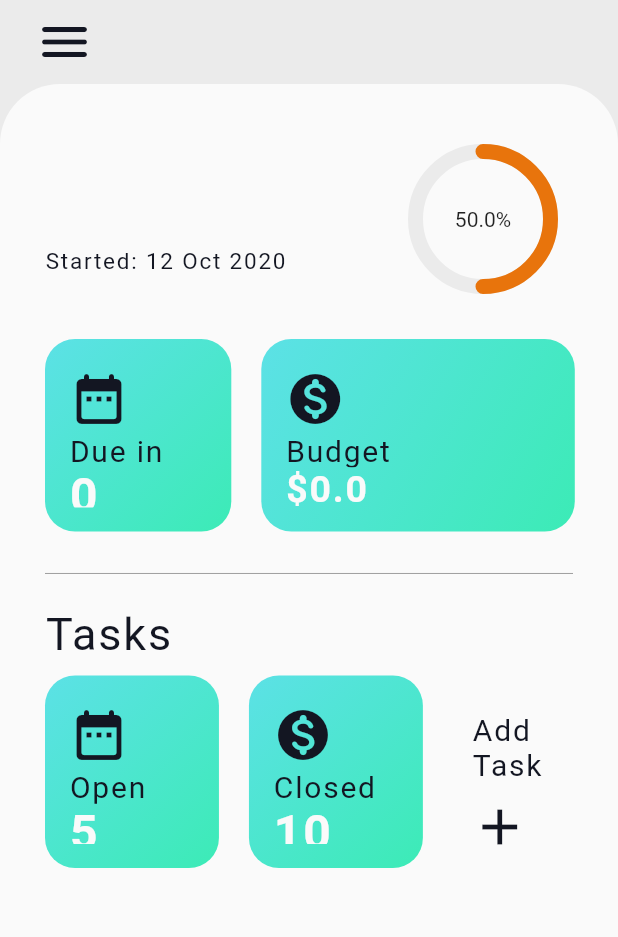
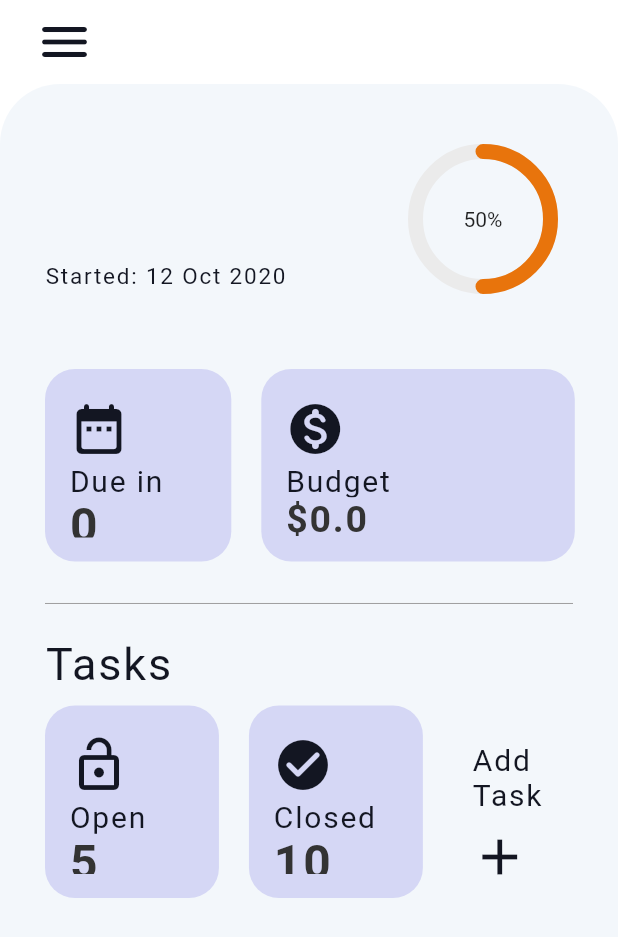
Before and after one commit to theflutterfiles/ORDR, a Flutter app: the ProjectDetailView screen opened directly with empty values, on a phone screen of 412 x 824 dp. Shown: the top 937 px of the screen. Run offline on Flutter 3.47's test engine with Material 2 defaults, Android fonts, the phone set to English and light mode, and no system bars; drawn by our look-alikes of percent_indicator; our stand-ins replace calendar_timeline, cloud_firestore, email_validator, firebase_auth, flutter_spinkit, google_fonts and 1 more; accounts and stored records are empty; Roboto replaces fonts that are missing (WorkSans).

Commit message:
Task list finished + styling

```diff
--- a/lib/screens/individual_project_views/ProjectView.dart
+++ b/lib/screens/individual_project_views/ProjectView.dart
@@ -59,10 +59,10 @@ class _ProjectDetailViewState extends State<ProjectDetailView> {
 
     return Scaffold(
       key: scaffoldState,
-      backgroundColor: Color(0xFFEbEBEB),
+      backgroundColor: Colors.white,
       appBar: AppBar(
         automaticallyImplyLeading: false,
-        backgroundColor: Color(0xFFEbEBEB),
+        backgroundColor: Colors.white,
         leading: Padding(
           padding: EdgeInsets.symmetric(horizontal: 15),
           child: Builder(
@@ -105,6 +105,7 @@ class _ProjectDetailViewState extends State<ProjectDetailView> {
                                   text: " " + widget.project.projectName + "\n",
                                   style: GoogleFonts.poppins(
                                     textStyle: AppThemes.display1,
+                                    color: AppThemeColours.Purple,
                                   ),
                                 ),
                                 TextSpan(
@@ -116,11 +117,14 @@ class _ProjectDetailViewState extends State<ProjectDetailView> {
                             ),
                           ),
                           Container(
-                            margin: EdgeInsets.only(left: 10, top: 20, bottom: 20),
-
+                            margin:
+                                EdgeInsets.only(left: 10, top: 20, bottom: 20),
                             child: ProgressBarCard(
                               completionPercentage: 50.0,
-
+                              lineWidth: 10,
+                              radius: 100,
+                              text: "50%",
+                              colour: AppThemeColours.OrangeColour,
                             ),
                           ),
                         ],
@@ -174,7 +178,6 @@ class _ProjectDetailViewState extends State<ProjectDetailView> {
                           ),
                         ),
                       ),
-                      //Container(child: DashboardIconThemes.AddTaskIcon, padding: EdgeInsets.only(top: 15),),
                     ],
                   ),
                   Container(
@@ -187,7 +190,7 @@ class _ProjectDetailViewState extends State<ProjectDetailView> {
                           height: screenHeight * 0.35,
                           child: CustomDashboardCard(
                             title: "Open",
-                            icon: DashboardIconThemes.TargetCompletionIcon,
+                            icon: DashboardIconThemes.OpenTaskIcon,
                             gradient: AppThemeColours.BlueGreenLinearGradient,
                             content: "5",
                           ),
@@ -197,7 +200,7 @@ class _ProjectDetailViewState extends State<ProjectDetailView> {
                           height: screenHeight * 0.35,
                           child: CustomDashboardCard(
                             title: "Closed",
-                            icon: DashboardIconThemes.BudgetIcon,
+                            icon: DashboardIconThemes.TasksIcon,
                             gradient: AppThemeColours.BlueGreenLinearGradient,
                             content: "10",
                           ),
--- a/lib/styles/colour_styles.dart
+++ b/lib/styles/colour_styles.dart
@@ -10,8 +10,8 @@ class AppThemeColours {
 
   static const LinearGradient BlueGreenLinearGradient = LinearGradient(
     colors: [
-      Color(0xFF5ce1e6),
-      Color(0xFF3cebb6),
+      Color(0xffD5D7F5), //Color(0xFF5ce1e6),
+      Color(0xffD5D7F5), //Color(0xFF3cebb6),
     ],
     begin: Alignment.topLeft,
     end: Alignment.bottomRight,
@@ -26,8 +26,10 @@ class AppThemeColours {
 
   static const LinearGradient DashboardCardGradient = LinearGradient(
     colors: [
-      Color(0xFF3cebb6),
-      Color(0xFFE1F5E1),
+      Color(0xffB5B8F0),
+      Colors.white,
+      //Color(0xFF3cebb6),
+      //Color(0xFFE1F5E1),
     ],
     begin: Alignment.topLeft,
     end: Alignment.bottomRight,
@@ -47,11 +49,17 @@ class AppThemeColours {
 
   //static const Color DashboardColor = Colors.white;
 
-  static const Color DashboardWhite =  Color(0xFFFAFAFA);//Color(0xFF242544);
+  static const Color DashboardWhite = Color(0xFFF3F7FB);
 
   static const Color GreenHighlight = Color(0xFF37C39C);
 
   static const Color OrangeColour = Color(0xFFE8740C);
+
+  static const Color Purple = Color(0xFF4E3EC8);
+
+  static const Color DoneGreen = Color(0xFF00A57B);
+
+  static const Color Yellow = Color(0xFFFDCA40);
 
   static const List<Color> DashboardCardColors = [
     Color(0xFFC4D5F0),
@@ -64,8 +72,9 @@ class AppThemeColours {
 
   static const LinearGradient dashboardCardGradient = LinearGradient(
     colors: [
-      GreenHighlight,
-      Color(0xFF58968B),
+      Colors.white, //GreenHighlight,
+      Colors.white,
+      //Color(0xFF58968B),
     ],
     begin: Alignment.topRight,
     end: Alignment.bottomLeft,
--- a/lib/styles/text_styles.dart
+++ b/lib/styles/text_styles.dart
@@ -3,8 +3,6 @@ import 'package:flutter_app_mindful_lifting/styles/colour_styles.dart';
 import 'package:google_fonts/google_fonts.dart';
 
 class AppThemes {
-
-
   //GoogleFonts.workSans(textStyle: AppThemes.listText, fontSize: 20);
 
   static const TextStyle display1 = TextStyle(
@@ -62,7 +60,7 @@ class AppThemes {
   static const TextStyle DashboardCardContentText = TextStyle(
     fontSize: 32,
     //fontFamily: 'WorkSans',
-    color: AppThemeColours.DashboardWhite,
+    color: Color(0xFF333333),
     fontWeight: FontWeight.bold,
     letterSpacing: 1.2,
   );
@@ -83,7 +81,7 @@ class AppThemes {
   static const TextStyle DashboardCardBudgetNumber = TextStyle(
     fontSize: 25,
     //fontFamily: 'WorkSans',
-    color: AppThemeColours.DashboardWhite,
+    color: Color(0xFF333333),
     fontWeight: FontWeight.bold,
     letterSpacing: 1.2,
   );
@@ -96,13 +94,8 @@ class AppThemes {
     letterSpacing: 1.2,
   );
 
-  static const InputDecoration AddTaskFormInputDecoration = InputDecoration(
-
-
-  );
+  static const InputDecoration AddTaskFormInputDecoration = InputDecoration();
 
 //MODALS
   static const ModalFieldPadding = EdgeInsets.only(bottom: 15);
-
-
 }
--- a/lib/widgets/view_project/project_progress_card.dart
+++ b/lib/widgets/view_project/project_progress_card.dart
@@ -8,43 +8,37 @@ class ProgressBarCard extends StatelessWidget {
   final String title;
   final int tasksRemaining;
   final double completionPercentage;
+  final double radius;
+  final double lineWidth;
+  final String text;
+  final Color colour;
 
   const ProgressBarCard(
       {Key key,
       this.tasksCompleted,
       this.tasksRemaining,
       this.completionPercentage,
-      this.title})
+      this.radius,
+      this.lineWidth,
+      this.title,
+      this.text,
+      this.colour})
       : super(key: key);
 
   @override
   Widget build(BuildContext context) {
-    return Column(
-        children: [
-          Container(
-            child: Column(
-                children: [
-
-                  Container(
-                    //height: 40,
-                    padding: EdgeInsets.only(right: 20),
-                    child: CircularPercentIndicator(
-                      lineWidth: 10.0,
-                      circularStrokeCap: CircularStrokeCap.round,
-                      center: Text("50.0%"),
-
-                      backgroundColor: Color(0xFFebebeb),
-                      animateFromLastPercent: true,
-
-                      progressColor: AppThemeColours.OrangeColour,
-                      percent: completionPercentage / 100, radius: 100,
-                    ),
-                  ),
-                ],
-              ),
-            ),
-
-        ],
+    return Container(
+      padding: EdgeInsets.only(right: 20, bottom: 20),
+      child: CircularPercentIndicator(
+        lineWidth: lineWidth,
+        circularStrokeCap: CircularStrokeCap.round,
+        center: Text(text),
+        backgroundColor: Color(0xFFebebeb),
+        animateFromLastPercent: true,
+        progressColor: colour,
+        percent: completionPercentage / 100,
+        radius: radius,
+      ),
     );
   }
 }
```
Also changed, not shown: lib/main.dart (+6 -6 lines), lib/models/Project.dart (+47 -28 lines), lib/screens/add_task_views/add_task_modal.dart (+8 -6 lines), lib/screens/home/homeScreen.dart (+10 -8 lines), lib/widgets/dashboard/tasks_list.dart (+65 -32 lines), lib/widgets/home_page/home_page_widgets.dart (+6 -6 lines), lib/styles/navigation_theme.dart (deleted).
